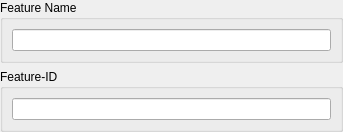
ImagingTools/ImtCore, file Include/imtlicgui/CFeatureInfoEditorGuiComp.ui: the form before one commit.
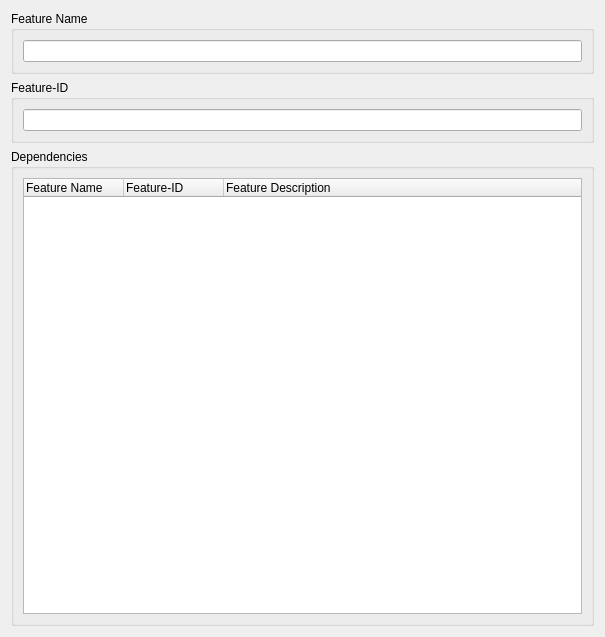
The form after the commit.

Commit message: Added dependency editor to the feature info editor gui. Fixed loss of selection in the feature list

Patch:
```diff
--- a/Include/imtlicgui/CFeatureInfoEditorGuiComp.ui
+++ b/Include/imtlicgui/CFeatureInfoEditorGuiComp.ui
@@ -6,8 +6,8 @@
    <rect>
     <x>0</x>
     <y>0</y>
-    <width>343</width>
-    <height>112</height>
+    <width>605</width>
+    <height>637</height>
    </rect>
   </property>
   <property name="windowTitle">
@@ -17,18 +17,6 @@
    <string notr="true"/>
   </property>
   <layout class="QVBoxLayout" name="verticalLayout">
-   <property name="leftMargin">
-    <number>0</number>
-   </property>
-   <property name="topMargin">
-    <number>0</number>
-   </property>
-   <property name="rightMargin">
-    <number>0</number>
-   </property>
-   <property name="bottomMargin">
-    <number>0</number>
-   </property>
    <item>
     <widget class="QGroupBox" name="NameGroup">
      <property name="title">
@@ -53,6 +41,53 @@
      </layout>
     </widget>
    </item>
+   <item>
+    <widget class="QGroupBox" name="Dependencies">
+     <property name="title">
+      <string>Dependencies</string>
+     </property>
+     <layout class="QVBoxLayout" name="verticalLayout_2">
+      <item>
+       <widget class="QTreeWidget" name="FeatureTree">
+        <property name="styleSheet">
+         <string notr="true">QTreeView::item
+{
+    color: #335777;
+    height: 25px;
+}
+
+QTreeView::item::selected
+{
+    color: #335777;
+    background-color: #e3eefa;
+}
+
+QTreeView::branch::selected
+{
+    background: #e3eefa;
+}
+</string>
+        </property>
+        <column>
+         <property name="text">
+          <string>Feature Name</string>
+         </property>
+        </column>
+        <column>
+         <property name="text">
+          <string>Feature-ID</string>
+         </property>
+        </column>
+        <column>
+         <property name="text">
+          <string>Feature Description</string>
+         </property>
+        </column>
+       </widget>
+      </item>
+     </layout>
+    </widget>
+   </item>
   </layout>
  </widget>
  <resources>
```
The commit also changes 13 other files.
